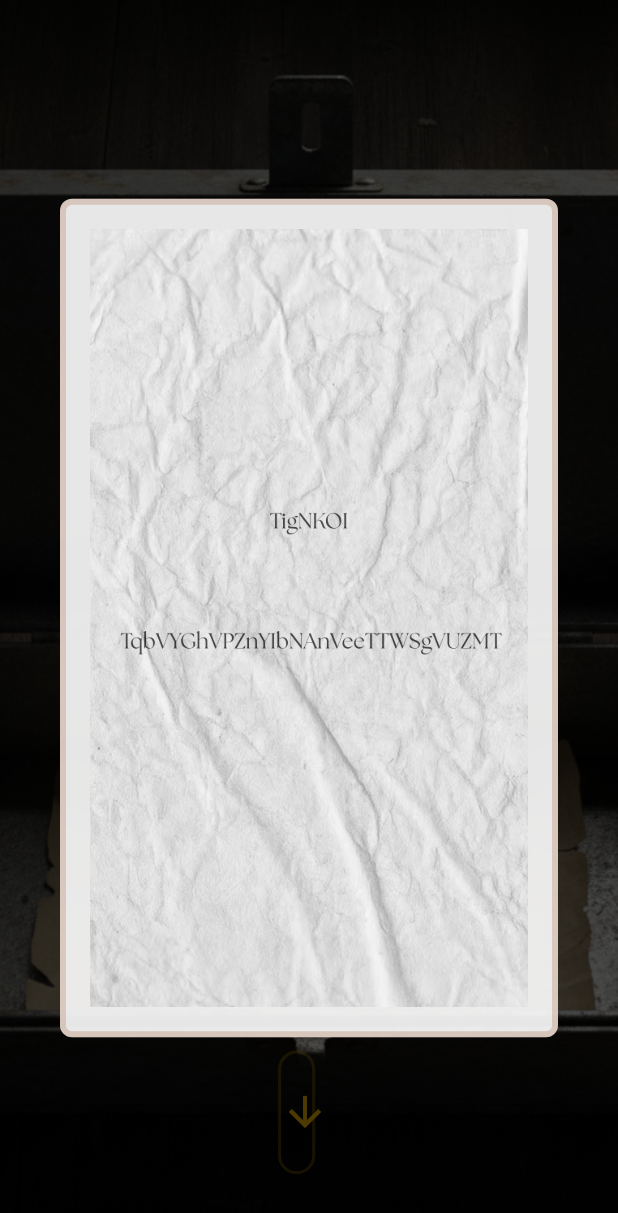
After one commit to JTeixeiraz/Jogo-Point-And-Click-Em-Flutter, a Flutter app: the Openedbox screen opened by its route, after a tap on the "remove red eye" icon, on a phone screen of 412 x 824 dp. The commit adds this screen. Shown: the top 1213 px of the screen. Run offline on Flutter 3.47's test engine with Material 3 defaults, Android fonts, the phone set to English and light mode, and no system bars; our stand-ins replace audioplayers, file_picker; missing offline and left inert: dart:ffi.

Commit message:
finalizando o primeiro andar da torre

```diff
--- a/lib/main.dart
+++ b/lib/main.dart
@@ -3,6 +3,7 @@ import 'package:torredorelogio/screens/10past/FrontDoorPast10.dart';
 import 'package:torredorelogio/screens/10past/floor1/FirstSceneFloor1.dart';
 import 'package:torredorelogio/screens/10past/floor1/GoOutDoorPast10.dart';
 import 'package:torredorelogio/screens/10past/floor1/LittleBoxScene.dart';
+import 'package:torredorelogio/screens/10past/floor1/OpenedBox.dart';
 import 'package:torredorelogio/screens/10past/floor1/PaintingPast10.dart';
 import 'package:torredorelogio/screens/front_door.dart';
 import 'package:torredorelogio/screens/present/floor1Scenes/Painting_scene.dart';
@@ -37,6 +38,7 @@ class MainApp extends StatelessWidget {
         '/passado10LittleBox': (context) => Littleboxscene(),
         '/passado10PortaIrEmBora': (context) => Gooutdoorpast10(),
         '/passado10Pintura': (context) => Paintingpast10(),
+        '/caixaAberta': (context) => Openedbox(),
 
 
       },
--- a/lib/screens/10past/floor1/LittleBoxScene.dart
+++ b/lib/screens/10past/floor1/LittleBoxScene.dart
@@ -103,7 +103,7 @@ class _LittleboxsceneState extends State<Littleboxscene> {
                                             onPressed: (){
                                               bool resultado = locklogic.tryToOpenLittleBoxFloor1(passwordLock.text);
                                               if(resultado){
-                                                Navigator.pushNamed(context, "");
+                                                Navigator.pushNamed(context, "/caixaAberta");
                                               }
                                             },
                                             child: Text("Abrir"),
--- /dev/null
+++ b/lib/screens/10past/floor1/OpenedBox.dart
@@ -0,0 +1,114 @@
+import 'package:flutter/material.dart';
+import 'package:torredorelogio/Widgets/Icons/IconeAction.dart';
+
+class Openedbox extends StatefulWidget {
+  Openedbox({Key? key}) : super(key: key);
+
+  @override
+  _OpenedboxState createState() => _OpenedboxState();
+}
+
+class _OpenedboxState extends State<Openedbox> {
+
+  bool papelSendoVisto = false;
+
+  void verPapel(){
+    setState(() {
+      papelSendoVisto = true;
+    });
+  }
+
+  void sairPapel(){
+    setState(() {
+      papelSendoVisto = false;
+    });
+  }
+
+
+  @override
+  Widget build(BuildContext context) {
+    return Scaffold(
+      backgroundColor: Colors.black,
+      body: Stack(
+        children: [
+          Positioned.fill(
+            child: Image.asset(
+              'assets/CaixinhaAberta.png',
+              fit: BoxFit.cover,
+            ),
+          ),
+
+          IconeWidget(
+            height: 0.85,
+            width: 0.45,
+            icone: Icons.arrow_downward_sharp,
+            onTap: (){
+              Navigator.pushNamed(context, '/passado10LittleBox');
+            }
+          ),
+
+          IconeWidget(
+            height: 0.60,
+            width: 0.45,
+            icone: Icons.remove_red_eye_sharp,
+            onTap: verPapel
+          ),
+
+
+          if(papelSendoVisto)
+          Positioned.fill(
+            child: GestureDetector(
+              onTap: sairPapel,
+              child: Container(
+                color: Colors.black.withOpacity(0.7),
+                child: Center(
+                  child: GestureDetector(
+                    onTap: (){},
+                    child: SingleChildScrollView(
+                      child: Container(
+                        margin: const EdgeInsets.all(20),
+                        constraints: const BoxConstraints(maxWidth: 500),
+                        child: Column(
+                          mainAxisSize: MainAxisSize.min,
+                          children: [
+                            Padding(
+                              padding: const EdgeInsets.all(20),
+                              child: Column(
+                                children: [
+                                  Container(
+                                      padding: const EdgeInsets.all(16),
+                                      decoration: BoxDecoration(
+                                        color: Colors.white.withOpacity(0.9),
+                                        borderRadius: BorderRadius.circular(8),
+                                        border: Border.all(
+                                          color: const Color(0xFF92400E).withOpacity(0.2),
+                                          width: 4,
+                                        ),
+                                      ),
+                                      child: Column(
+                                        children: [
+                                          Image.asset(
+                                            'assets/PapelVigenere.png'
+                                          )
+                                        ],
+                                      )
+                                    )
+                                ],
+                              ),
+                            )
+                          ],
+                        ),
+                      ),
+                    ),
+                  ),
+                ),
+              ),
+            ),
+          )
+
+
+        ],
+      ),
+    );
+  }
+}
--- a/pubspec.yaml
+++ b/pubspec.yaml
@@ -34,3 +34,4 @@ flutter:
     - assets/pinturaPassad10.png
     - assets/FotoPintura.png
     - assets/CaixinhaAberta.png
+    - assets/PapelVigenere.png
```
Also changed, not shown: assets/PapelVigenere.png (added).
